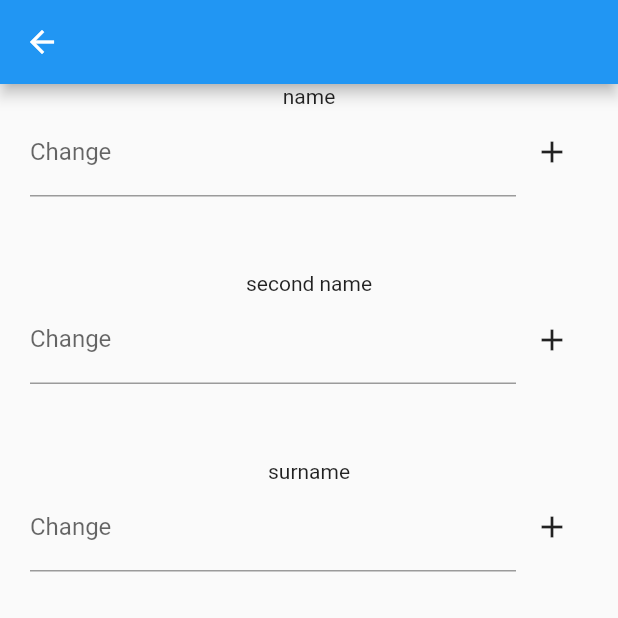
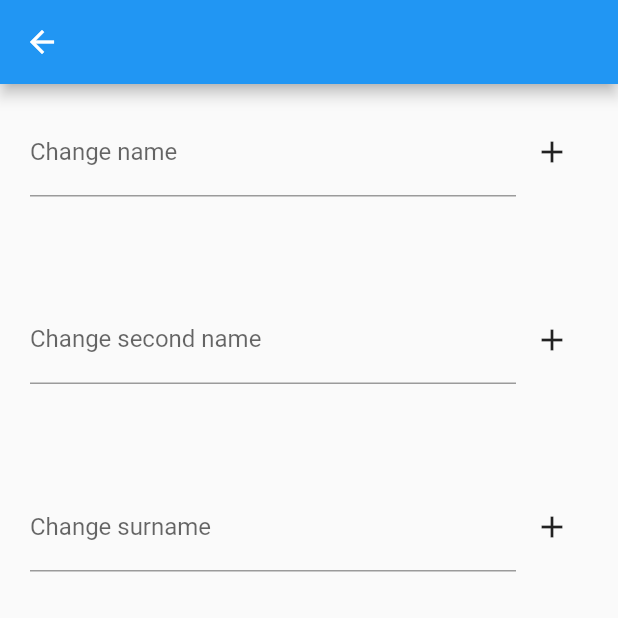
Before and after one commit to Fitz1991/bloc_example, a Flutter app: the BlocBuilderExample screen opened directly with empty values, on a phone screen of 412 x 824 dp, the top half of it. Run offline on Flutter 3.47's test engine with Material 2 defaults, Android fonts, the phone set to English and light mode, and no system bars; our stand-ins replace bloc, flutter_bloc, freezed_annotation, logger.

```diff
--- a/lib/user_item.dart
+++ b/lib/user_item.dart
@@ -18,9 +18,9 @@ class UserItem extends StatelessWidget {
     return Column(
       children: [
         Text(
-          itemLabel,
+          itemValue,
         ),
-        UserField(onChangeFiled: onChangeFiled, labelText: itemValue)
+        UserField(onChangeFiled: onChangeFiled, labelText: itemLabel)
       ],
     );
   }
```
